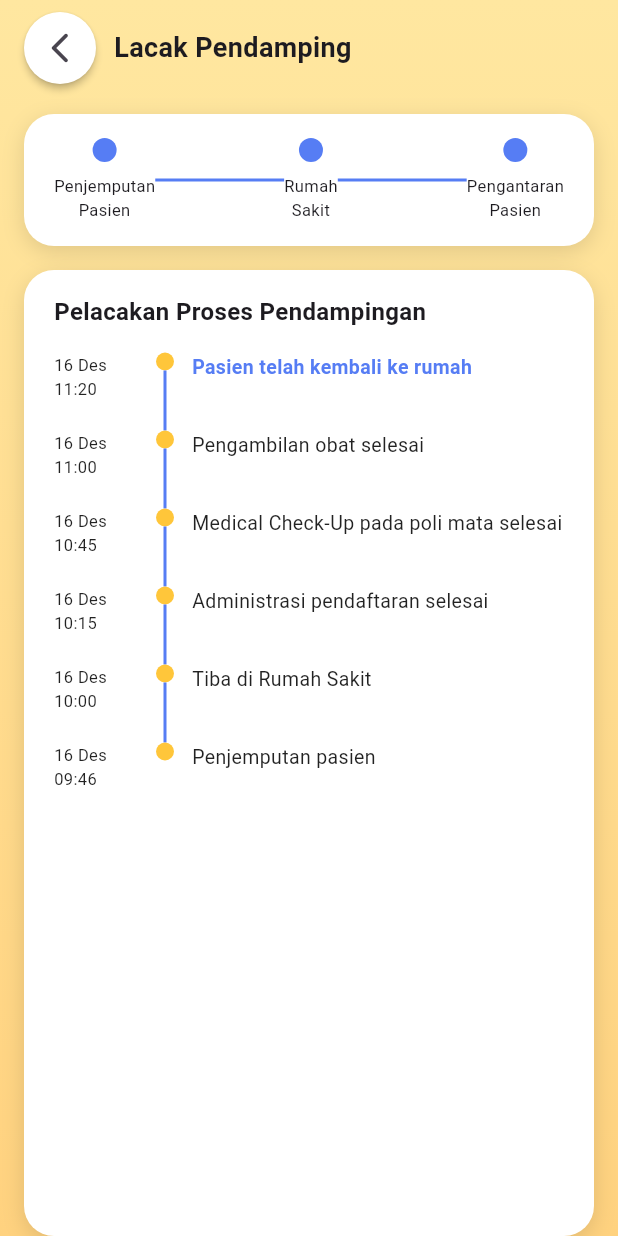
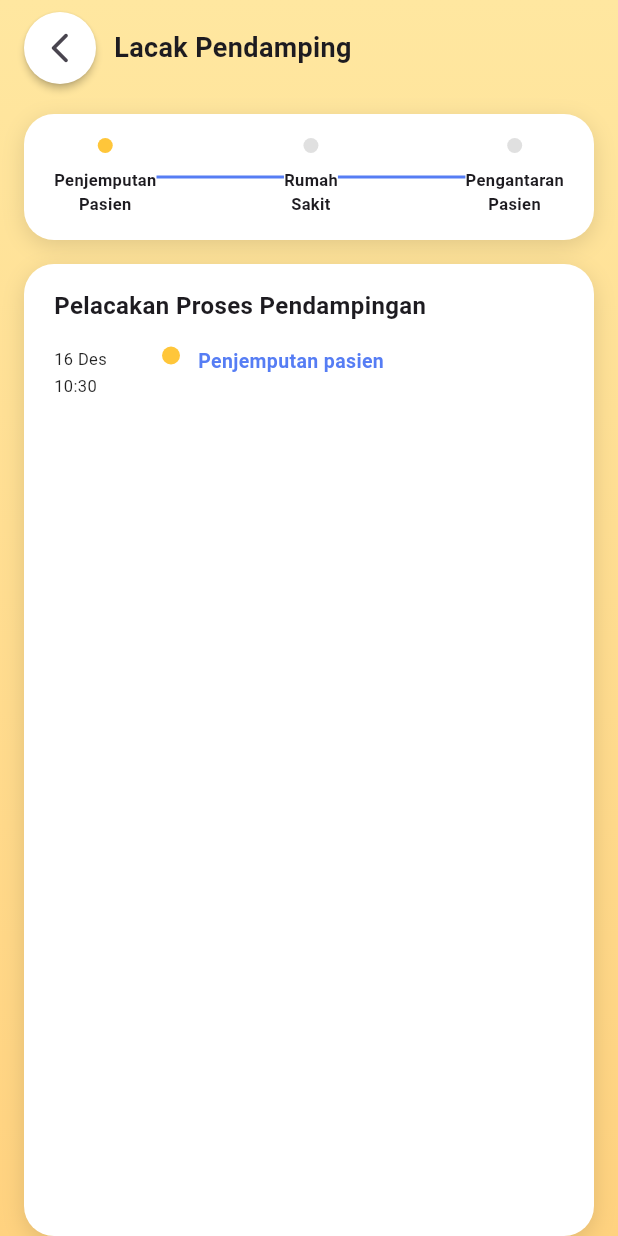
Before and after one commit to manzil26/sahabatRS, a Flutter app: the SaLacakTrackingPage screen opened directly, on a phone screen of 412 x 824 dp. Run offline on Flutter 3.47's test engine with Material 3 defaults, Android fonts, the phone set to English and light mode, and no system bars; our stand-ins replace flutter_map, image_picker, latlong2, supabase_flutter; accounts and stored records are empty; Roboto replaces fonts that are missing (Poppins).

Commit message:
Update lacak pendamping nyambung db dan otomatis untuk simulasi

```diff
--- a/lib/screens/pelacakan/SaLacak-Tracking.dart
+++ b/lib/screens/pelacakan/SaLacak-Tracking.dart
@@ -1,15 +1,19 @@
+import 'dart:async';
+
 import 'package:flutter/material.dart';
 import 'package:intl/intl.dart';
+
 import 'package:sahabat_rs/models/lacak_pendampingan.dart';
 import 'package:sahabat_rs/services/salacak_service.dart';
 import 'package:sahabat_rs/screens/pengantaran-darurat/sadar_pengantaran_selesai.dart';
 
 /// HALAMAN Tracking SaLacak
-/// - Dipanggil ketika tekan "Lacak Pendampingan"
-class SaLacakTrackingPage extends StatelessWidget {
+/// - Jika idRiwayatPesanan != null -> ambil timeline dari DB (polling tiap 5 detik)
+/// - Jika idRiwayatPesanan == null -> simulasi realtime (muncul bertahap tiap beberapa detik)
+class SaLacakTrackingPage extends StatefulWidget {
   final int? idRiwayatPesanan;
 
-  /// ✅ waktu saat tombol ditekan (biar tanggal dummy sesuai realtime saat klik)
+  /// waktu saat tombol ditekan (biar simulasi realtime & tanggal sesuai saat klik)
   final DateTime? pressedAt;
 
   const SaLacakTrackingPage({
@@ -19,14 +23,179 @@ class SaLacakTrackingPage extends StatelessWidget {
   });
 
   @override
+  State<SaLacakTrackingPage> createState() => _SaLacakTrackingPageState();
+}
+
+class _SaLacakTrackingPageState extends State<SaLacakTrackingPage> {
+  bool _loading = true;
+  String? _error;
+
+  // timeline dari DB (kalau ada idRiwayatPesanan)
+  List<LacakPendampingan> _dbTimeline = [];
+
+  // waktu "sekarang" untuk simulasi realtime
+  DateTime _now = DateTime.now();
+  Timer? _tickTimer;
+  Timer? _pollTimer;
+
+  late final DateTime _pressedAt;
+
+  @override
+  void initState() {
+    super.initState();
+    _pressedAt = widget.pressedAt ?? DateTime.now();
+
+    // update waktu tiap 1 detik (biar simulasi realtime jalan tanpa refresh)
+    _tickTimer = Timer.periodic(const Duration(seconds: 1), (_) {
+      if (!mounted) return;
+      setState(() => _now = DateTime.now());
+    });
+
+    _loadTimeline();
+
+    // kalau pakai DB, polling biar “realtime”
+    if (widget.idRiwayatPesanan != null) {
+      _pollTimer = Timer.periodic(const Duration(seconds: 5), (_) {
+        _loadTimeline(silent: true);
+      });
+    }
+  }
+
+  @override
+  void dispose() {
+    _tickTimer?.cancel();
+    _pollTimer?.cancel();
+    super.dispose();
+  }
+
+  Future<void> _loadTimeline({bool silent = false}) async {
+    try {
+      if (!silent) {
+        setState(() {
+          _loading = true;
+          _error = null;
+        });
+      }
+
+      if (widget.idRiwayatPesanan == null) {
+        // mode simulasi -> tidak fetch DB
+        if (!mounted) return;
+        setState(() {
+          _dbTimeline = [];
+          _loading = false;
+        });
+        return;
+      }
+
+      final fetched =
+          await SaLacakService.getPelacakan(widget.idRiwayatPesanan!);
+      fetched.sort((a, b) => b.waktu.compareTo(a.waktu));
+
+      if (!mounted) return;
+      setState(() {
+        _dbTimeline = fetched;
+        _loading = false;
+      });
+    } catch (e) {
+      if (!mounted) return;
+      setState(() {
+        _loading = false;
+        _error = 'Gagal memuat pelacakan: $e';
+      });
+    }
+  }
+
+  /// SIMULASI REALTIME (tanpa pendamping app):
+  /// item akan "muncul" bertahap sesuai detik dari pressedAt
+  List<LacakPendampingan> _simulatedTimelineVisible() {
+    final base = _pressedAt;
+
+    DateTime atSeconds(int s) => base.add(Duration(seconds: s));
+
+    // Muncul cepat: total 15 detik
+    final all = <LacakPendampingan>[
+      LacakPendampingan(
+        idPelacakan: 1,
+        idRiwayatPesanan: 1,
+        aktivitas: "Penjemputan pasien",
+        status: "dijemput",
+        waktu: atSeconds(0),
+      ),
+      LacakPendampingan(
+        idPelacakan: 2,
+        idRiwayatPesanan: 1,
+        aktivitas: "Tiba di Rumah Sakit",
+        status: "di_rs",
+        waktu: atSeconds(3),
+      ),
+      LacakPendampingan(
+        idPelacakan: 3,
+        idRiwayatPesanan: 1,
+        aktivitas: "Administrasi pendaftaran selesai",
+        status: "di_rs",
+        waktu: atSeconds(6),
+      ),
+      LacakPendampingan(
+        idPelacakan: 4,
+        idRiwayatPesanan: 1,
+        aktivitas: "Medical Check-Up pada poli mata selesai",
+        status: "di_rs",
+        waktu: atSeconds(9),
+      ),
+      LacakPendampingan(
+        idPelacakan: 5,
+        idRiwayatPesanan: 1,
+        aktivitas: "Pengambilan obat selesai",
+        status: "di_rs",
+        waktu: atSeconds(12),
+      ),
+      LacakPendampingan(
+        idPelacakan: 6,
+        idRiwayatPesanan: 1,
+        aktivitas: "Pasien telah kembali ke rumah",
+        status: "selesai",
+        waktu: atSeconds(15),
+      ),
+    ];
+
+    // tampilkan hanya yang waktunya sudah lewat (biar berasa realtime)
+    final visible = all.where((x) => !x.waktu.isAfter(_now)).toList();
+    visible.sort((a, b) => b.waktu.compareTo(a.waktu));
+    return visible;
+  }
+
+  _StepState _deriveStepState(List<LacakPendampingan> timeline) {
+    if (timeline.isEmpty) {
+      return const _StepState(
+        penjemputan: true,
+        rs: false,
+        pengantaran: false,
+      );
+    }
+
+    final latest = timeline.first;
+    final s = latest.status.toLowerCase();
+
+    if (s.contains('selesai')) {
+      return const _StepState(penjemputan: true, rs: true, pengantaran: true);
+    }
+    if (s.contains('di_rs') || s.contains('rs')) {
+      return const _StepState(penjemputan: true, rs: true, pengantaran: false);
+    }
+    if (s.contains('dijemput') || s.contains('jemput')) {
+      return const _StepState(penjemputan: true, rs: false, pengantaran: false);
+    }
+
+    return const _StepState(penjemputan: true, rs: true, pengantaran: false);
+  }
+
+  @override
   Widget build(BuildContext context) {
-    // NOTE:
-    // - Kalau idRiwayatPesanan == null → pakai dummy agar UI tetap tampil
-    // - Kalau dikirim (mis. dari riwayat) → ambil dari Supabase
-    final Future<List<LacakPendampingan>> futureTimeline =
-        idRiwayatPesanan == null
-            ? Future.value(_dummyTimeline())
-            : SaLacakService.getPelacakan(idRiwayatPesanan!);
+    final timeline = widget.idRiwayatPesanan == null
+        ? _simulatedTimelineVisible()
+        : _dbTimeline;
+
+    final steps = _deriveStepState(timeline);
 
     return Scaffold(
       body: Container(
@@ -40,9 +209,10 @@ class SaLacakTrackingPage extends StatelessWidget {
         child: SafeArea(
           child: Column(
             children: [
-              // HEADER + tombol back
+              // HEADER
               Padding(
-                padding: const EdgeInsets.symmetric(horizontal: 16, vertical: 8),
+                padding:
+                    const EdgeInsets.symmetric(horizontal: 16, vertical: 8),
                 child: Row(
                   children: [
                     Material(
@@ -52,7 +222,6 @@ class SaLacakTrackingPage extends StatelessWidget {
                       child: IconButton(
                         icon: const Icon(Icons.arrow_back_ios_new_rounded),
                         onPressed: () {
-                          // ⬇️ SELALU ke halaman SadarPengantaranSelesai
                           Navigator.pushReplacement(
                             context,
                             MaterialPageRoute(
@@ -65,7 +234,8 @@ class SaLacakTrackingPage extends StatelessWidget {
                     const SizedBox(width: 12),
                     const Text(
                       "Lacak Pendamping",
-                      style: TextStyle(fontSize: 18, fontWeight: FontWeight.bold),
+                      style:
+                          TextStyle(fontSize: 18, fontWeight: FontWeight.bold),
                     ),
                   ],
                 ),
@@ -73,11 +243,12 @@ class SaLacakTrackingPage extends StatelessWidget {
 
               const SizedBox(height: 12),
 
-              // CARD step proses (Penjemputan - RS - Pengantaran)
+              // CARD STEP (sesuai mockup)
               Padding(
                 padding: const EdgeInsets.symmetric(horizontal: 16),
                 child: Container(
-                  padding: const EdgeInsets.symmetric(horizontal: 20, vertical: 16),
+                  padding:
+                      const EdgeInsets.symmetric(horizontal: 20, vertical: 16),
                   decoration: BoxDecoration(
                     color: Colors.white,
                     borderRadius: BorderRadius.circular(20),
@@ -91,20 +262,20 @@ class SaLacakTrackingPage extends StatelessWidget {
                   ),
                   child: Row(
                     mainAxisAlignment: MainAxisAlignment.spaceBetween,
-                    children: const [
+                    children: [
                       _StepItem(
                         label: "Penjemputan\nPasien",
-                        active: true,
+                        active: steps.penjemputan,
                       ),
-                      _StepConnector(),
+                      const _StepConnector(),
                       _StepItem(
                         label: "Rumah\nSakit",
-                        active: true,
+                        active: steps.rs,
                       ),
-                      _StepConnector(),
+                      const _StepConnector(),
                       _StepItem(
                         label: "Pengantaran\nPasien",
-                        active: true,
+                        active: steps.pengantaran,
                       ),
                     ],
                   ),
@@ -113,7 +284,7 @@ class SaLacakTrackingPage extends StatelessWidget {
 
               const SizedBox(height: 16),
 
-              // CARD timeline
+              // CARD TIMELINE
               Expanded(
                 child: Padding(
                   padding: const EdgeInsets.symmetric(horizontal: 16),
@@ -141,47 +312,52 @@ class SaLacakTrackingPage extends StatelessWidget {
                           ),
                         ),
                         const SizedBox(height: 16),
+
+                        if (_loading)
+                          const Expanded(
+                            child: Center(child: CircularProgressIndicator()),
+                          )
+                        else if (_error != null)
                           Expanded(
-                          child: FutureBuilder<List<LacakPendampingan>>(
-                            future: futureTimeline,
-                            builder: (context, snapshot) {
-                              if (snapshot.connectionState == ConnectionState.waiting) {
-                                return const Center(child: CircularProgressIndicator());
-                              }
-
-                              final list = snapshot.data ?? [];
-
-                              if (list.isEmpty) {
-                                return const Center(
+                            child: Center(
                               child: Text(
-                                    "Belum ada update pendampingan.",
-                                    style: TextStyle(
+                                _error!,
+                                textAlign: TextAlign.center,
+                                style: const TextStyle(color: Colors.black54),
+                              ),
+                            ),
+                          )
+                        else if (timeline.isEmpty)
+                          Expanded(
+                            child: Center(
+                              child: Text(
+                                widget.idRiwayatPesanan == null
+                                    ? "Menunggu proses berjalan..."
+                                    : "Belum ada update pendampingan.",
+                                style: const TextStyle(
                                   color: Colors.black54,
                                   fontSize: 13,
                                 ),
                               ),
-                                );
-                              }
+                            ),
+                          )
+                        else
+                          Expanded(
+                            child: ListView.builder(
+                              itemCount: timeline.length,
+                              itemBuilder: (context, index) {
+                                final item = timeline[index];
+                                final isFirst = index == 0;
+                                final isLast = index == timeline.length - 1;
 
-                              // Urutkan dari yang terbaru ke paling lama
-                              list.sort((a, b) => b.waktu.compareTo(a.waktu));
-
-                              return ListView.builder(
-                                itemCount: list.length,
-                                itemBuilder: (context, index) {
-                                  final item = list[index];
-                                  final isFirst = index == 0;
-                                  final isLast = index == list.length - 1;
                                 return _TimelineRow(
                                   data: item,
                                   isFirst: isFirst,
                                   isLast: isLast,
                                 );
                               },
-                              );
-                            },
                             ),
-                        )
+                          ),
                       ],
                     ),
                   ),
@@ -193,61 +369,18 @@ class SaLacakTrackingPage extends StatelessWidget {
       ),
     );
   }
+}
 
-  /// ✅ Data dummy supaya UI sama persis contoh ketika DB belum ada data
-  /// ✅ Tanggal menyesuaikan waktu saat tombol dipencet (pressedAt)
-  List<LacakPendampingan> _dummyTimeline() {
-    final base = pressedAt ?? DateTime.now();
-    final tanggal = DateTime(base.year, base.month, base.day);
+class _StepState {
+  final bool penjemputan;
+  final bool rs;
+  final bool pengantaran;
 
-    DateTime t(int hh, int mm) =>
-        DateTime(tanggal.year, tanggal.month, tanggal.day, hh, mm);
-
-    return [
-      LacakPendampingan(
-        idPelacakan: 1,
-        idRiwayatPesanan: 1,
-        aktivitas: "Pasien telah kembali ke rumah",
-        status: "selesai",
-        waktu: t(11, 20),
-      ),
-      LacakPendampingan(
-        idPelacakan: 2,
-        idRiwayatPesanan: 1,
-        aktivitas: "Pengambilan obat selesai",
-        status: "di_rs",
-        waktu: t(11, 00),
-      ),
-      LacakPendampingan(
-        idPelacakan: 3,
-        idRiwayatPesanan: 1,
-        aktivitas: "Medical Check-Up pada poli mata selesai",
-        status: "di_rs",
-        waktu: t(10, 45),
-      ),
-      LacakPendampingan(
-        idPelacakan: 4,
-        idRiwayatPesanan: 1,
-        aktivitas: "Administrasi pendaftaran selesai",
-        status: "di_rs",
-        waktu: t(10, 15),
-      ),
-      LacakPendampingan(
-        idPelacakan: 5,
-        idRiwayatPesanan: 1,
-        aktivitas: "Tiba di Rumah Sakit",
-        status: "di_rs",
-        waktu: t(10, 00),
-      ),
-      LacakPendampingan(
-        idPelacakan: 6,
-        idRiwayatPesanan: 1,
-        aktivitas: "Penjemputan pasien",
-        status: "dijemput",
-        waktu: t(9, 46),
-      ),
-    ];
-  }
+  const _StepState({
+    required this.penjemputan,
+    required this.rs,
+    required this.pengantaran,
+  });
 }
 
 class _StepItem extends StatelessWidget {
@@ -264,18 +397,18 @@ class _StepItem extends StatelessWidget {
     return Column(
       children: [
         Container(
-          width: 16,
-          height: 16,
+          width: 10,
+          height: 10,
           decoration: BoxDecoration(
-            color: active ? const Color(0xFF567DF4) : Colors.grey.shade400,
+            color: active ? const Color(0xFFFFC63A) : Colors.grey.shade300,
             shape: BoxShape.circle,
           ),
         ),
-        const SizedBox(height: 8),
+        const SizedBox(height: 10),
         Text(
           label,
           textAlign: TextAlign.center,
-          style: const TextStyle(fontSize: 11),
+          style: const TextStyle(fontSize: 11, fontWeight: FontWeight.w600),
         ),
       ],
     );
@@ -309,25 +442,30 @@ class _TimelineRow extends StatelessWidget {
 
   @override
   Widget build(BuildContext context) {
-    final tanggalLabel = DateFormat("dd MMM\nHH:mm", "id_ID").format(data.waktu);
+    final dateLabel = DateFormat("dd MMM", "id_ID").format(data.waktu);
+    final timeLabel = DateFormat("HH:mm", "id_ID").format(data.waktu);
 
     return Row(
       crossAxisAlignment: CrossAxisAlignment.start,
       children: [
-        // tanggal + jam
         SizedBox(
-          width: 60,
-          child: Text(
-            tanggalLabel,
-            style: const TextStyle(
-              fontSize: 11,
-              color: Colors.black87,
+          width: 62,
+          child: Column(
+            crossAxisAlignment: CrossAxisAlignment.start,
+            children: [
+              Text(
+                dateLabel,
+                style: const TextStyle(fontSize: 11, color: Colors.black87),
+              ),
+              const SizedBox(height: 2),
+              Text(
+                timeLabel,
+                style: const TextStyle(fontSize: 11, color: Colors.black87),
+              ),
+            ],
           ),
         ),
-        ),
-        const SizedBox(width: 8),
-
-        // bullet + garis
+        const SizedBox(width: 10),
         Column(
           children: [
             Container(
@@ -341,17 +479,15 @@ class _TimelineRow extends StatelessWidget {
             if (!isLast)
               Container(
                 width: 2,
-                height: 40,
+                height: 46,
                 color: const Color(0xFF567DF4),
               ),
           ],
         ),
         const SizedBox(width: 12),
-
-        // deskripsi aktivitas
         Expanded(
           child: Padding(
-            padding: const EdgeInsets.only(bottom: 16),
+            padding: const EdgeInsets.only(bottom: 18),
             child: Text(
               data.aktivitas,
               style: TextStyle(
```
Lines whose indentation alone changed are shown as unchanged.
